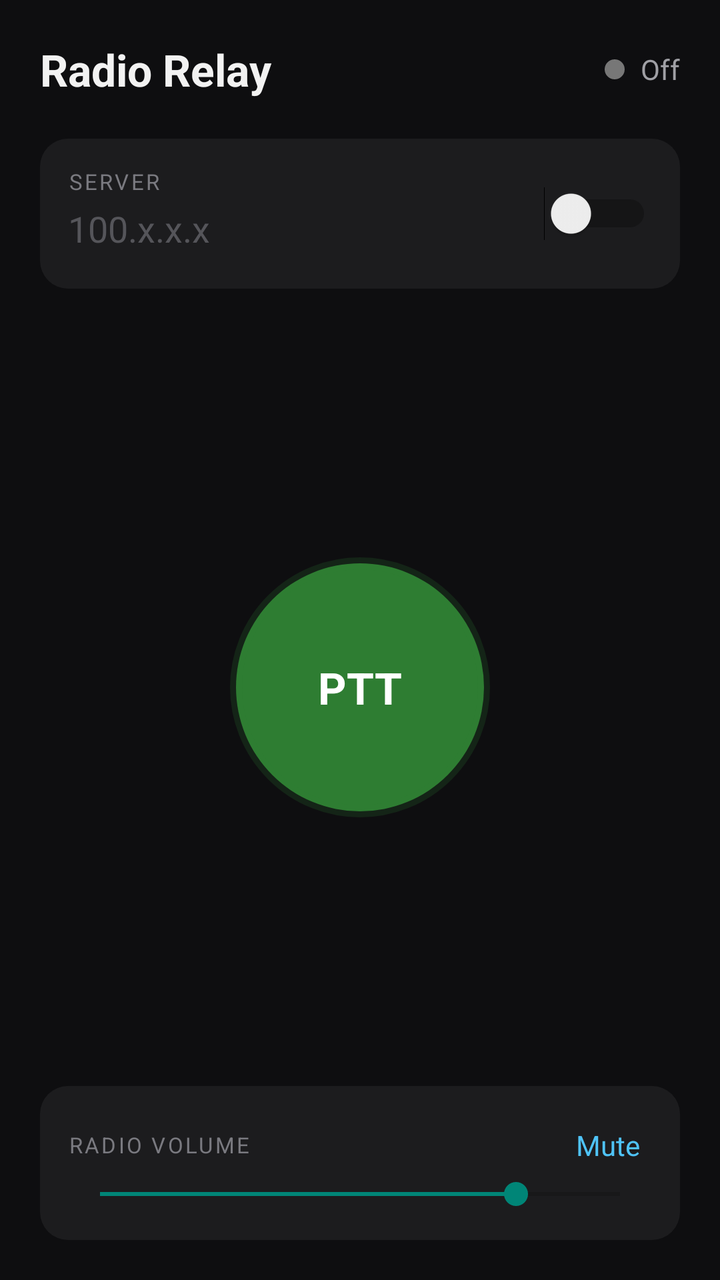
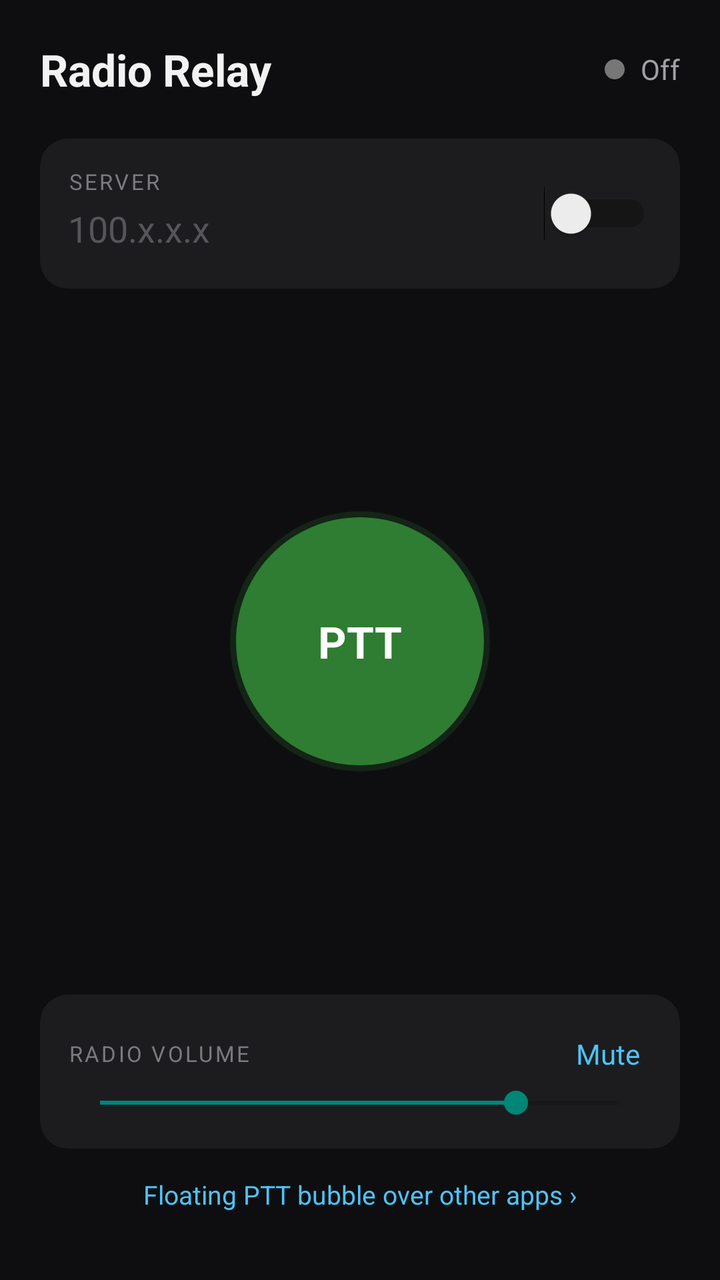

Compare the two renders of this Android layout. The source of the first and the diff that turns it into the second are given below.
<!-- AndroidManifest.xml: application theme Theme.AppCompat.DayNight.NoActionBar -->
<!-- res/layout/activity_main.xml -->
<?xml version="1.0" encoding="utf-8"?>
<LinearLayout xmlns:android="http://schemas.android.com/apk/res/android"
    android:layout_width="match_parent" android:layout_height="match_parent"
    android:orientation="vertical" android:padding="20dp" android:background="#0E0E10">

    
    <LinearLayout android:layout_width="match_parent" android:layout_height="wrap_content" android:orientation="horizontal" android:gravity="center_vertical">
        <TextView android:layout_width="0dp" android:layout_weight="1" android:layout_height="wrap_content"
            android:text="Radio Relay" android:textColor="#F2F2F2" android:textSize="22sp" android:textStyle="bold"/>
        <View android:id="@+id/dot" android:layout_width="10dp" android:layout_height="10dp" android:background="@drawable/status_dot" android:layout_marginEnd="8dp"/>
        <TextView android:id="@+id/status" android:layout_width="wrap_content" android:layout_height="wrap_content"
            android:text="Off" android:textColor="#A0A0A5" android:textSize="14sp"/>
    </LinearLayout>

    
    <LinearLayout android:layout_width="match_parent" android:layout_height="wrap_content" android:orientation="horizontal"
        android:gravity="center_vertical" android:background="@drawable/card_bg" android:padding="14dp" android:layout_marginTop="20dp">
        <LinearLayout android:layout_width="0dp" android:layout_weight="1" android:layout_height="wrap_content" android:orientation="vertical">
            <TextView android:layout_width="wrap_content" android:layout_height="wrap_content" android:text="SERVER" android:textColor="#7A7A80" android:textSize="11sp" android:letterSpacing="0.1"/>
            <EditText android:id="@+id/host" android:layout_width="match_parent" android:layout_height="wrap_content"
                android:hint="100.x.x.x" android:inputType="textUri" android:imeOptions="actionDone" android:background="@null"
                android:textColor="#F2F2F2" android:textColorHint="#55555A" android:textSize="18sp" android:paddingVertical="4dp"/>
        </LinearLayout>
        <Switch android:id="@+id/link" android:layout_width="wrap_content" android:layout_height="wrap_content" android:layout_marginStart="12dp"/>
    </LinearLayout>

    
    <FrameLayout android:layout_width="match_parent" android:layout_height="0dp" android:layout_weight="1">
        <View android:id="@+id/ptt" android:layout_width="130dp" android:layout_height="130dp" android:layout_gravity="center"
            android:background="@drawable/ptt_circle" android:contentDescription="Push to talk"/>
        <TextView android:id="@+id/pttLabel" android:layout_width="wrap_content" android:layout_height="wrap_content" android:layout_gravity="center"
            android:text="PTT" android:textColor="#FFFFFF" android:textSize="22sp" android:textStyle="bold" android:clickable="false"/>
    </FrameLayout>

    
    <LinearLayout android:layout_width="match_parent" android:layout_height="wrap_content" android:orientation="vertical"
        android:background="@drawable/card_bg" android:padding="14dp">
        <LinearLayout android:layout_width="match_parent" android:layout_height="wrap_content" android:orientation="horizontal" android:gravity="center_vertical">
            <TextView android:layout_width="0dp" android:layout_weight="1" android:layout_height="wrap_content" android:text="RADIO VOLUME" android:textColor="#7A7A80" android:textSize="11sp" android:letterSpacing="0.1"/>
            <TextView android:id="@+id/mute" android:layout_width="wrap_content" android:layout_height="wrap_content" android:text="Mute"
                android:textColor="#4FC3F7" android:textSize="14sp" android:padding="6dp" android:clickable="true" android:focusable="true"/>
        </LinearLayout>
        <SeekBar android:id="@+id/volume" android:layout_width="match_parent" android:layout_height="wrap_content" android:max="100" android:progress="80"/>
    </LinearLayout>
</LinearLayout>
<!-- resources referenced by this layout -->
<resources>
  <!-- drawable card_bg (drawable) -->
  <?xml version="1.0" encoding="utf-8"?>
  <shape xmlns:android="http://schemas.android.com/apk/res/android" android:shape="rectangle">
      <solid android:color="#1C1C1E"/><corners android:radius="14dp"/>
  </shape>
  <!-- drawable ptt_circle (drawable) -->
  <?xml version="1.0" encoding="utf-8"?>
  <selector xmlns:android="http://schemas.android.com/apk/res/android">
      <item android:state_enabled="false">
          <shape android:shape="oval"><solid android:color="#2A2A2A"/><stroke android:width="2dp" android:color="#3A3A3A"/></shape>
      </item>
      <item android:state_pressed="true">
          <shape android:shape="oval"><solid android:color="#E53935"/><stroke android:width="6dp" android:color="#66E53935"/></shape>
      </item>
      <item>
          <shape android:shape="oval"><solid android:color="#2E7D32"/><stroke android:width="6dp" android:color="#332E7D32"/></shape>
      </item>
  </selector>
  <!-- drawable status_dot (drawable) -->
  <?xml version="1.0" encoding="utf-8"?>
  <shape xmlns:android="http://schemas.android.com/apk/res/android" android:shape="oval">
      <solid android:color="#777777"/><size android:width="10dp" android:height="10dp"/>
  </shape>
</resources>

<!-- the commit's change to res/layout/activity_main.xml (unified diff, before → after) -->
@@ -42,4 +42,8 @@
         </LinearLayout>
         <SeekBar android:id="@+id/volume" android:layout_width="match_parent" android:layout_height="wrap_content" android:max="100" android:progress="80"/>
     </LinearLayout>
+
+    <TextView android:id="@+id/overlay" android:layout_width="match_parent" android:layout_height="wrap_content"
+        android:text="Floating PTT bubble over other apps ›" android:textColor="#4FC3F7" android:textSize="13sp"
+        android:gravity="center" android:paddingVertical="14dp" android:clickable="true" android:focusable="true"/>
 </LinearLayout>
